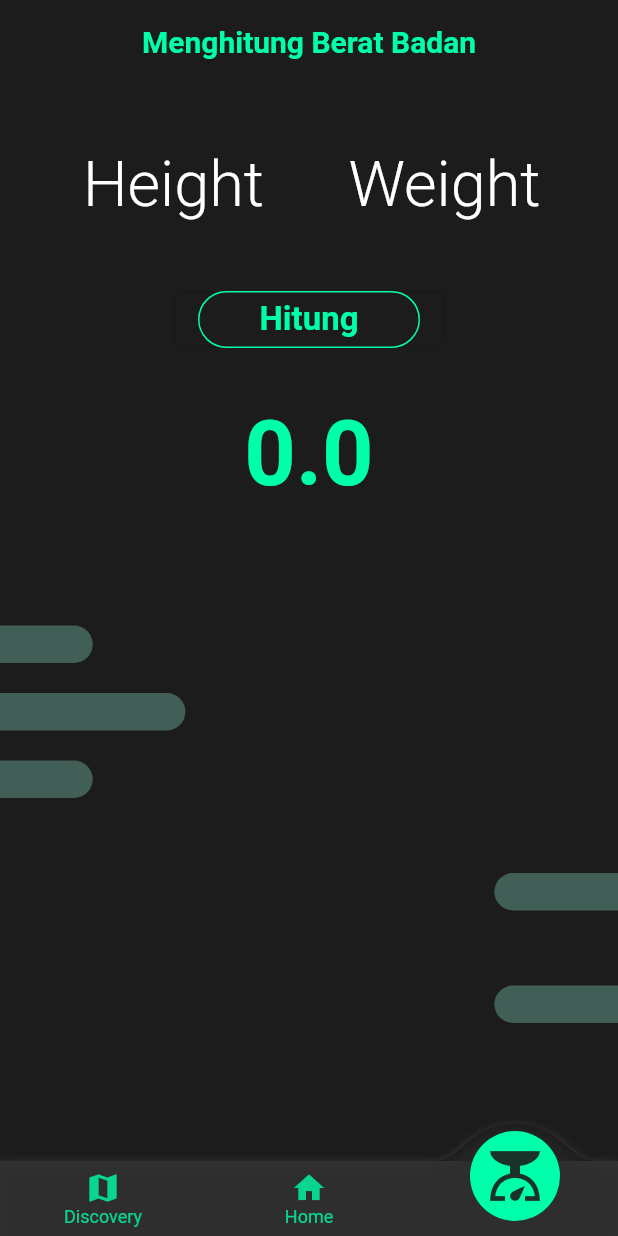
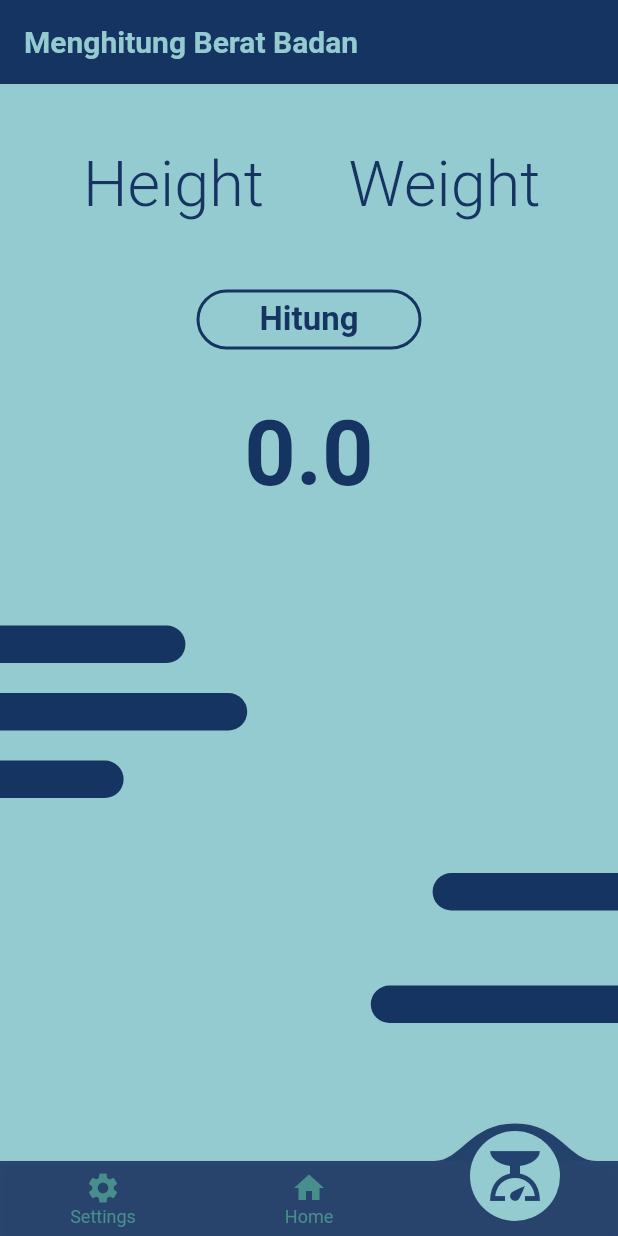
Before and after one commit to AlfianMRY/mini-project-flutter, a Flutter app: the screen it shows once a user with an empty profile is signed in, item 3 of the bottom bar chosen, after a tap on "Hitung", on a phone screen of 412 x 824 dp. Run offline on Flutter 3.47's test engine with Material 2 defaults, Android fonts, the phone set to English and light mode, and no system bars; drawn by our look-alikes of convex_bottom_bar; our stand-ins replace cloud_firestore, email_validator, firebase_auth, firebase_core; accounts and stored records are empty; network calls fail.

```diff
--- a/lib/constants/app_constant.dart
+++ b/lib/constants/app_constant.dart
@@ -1,8 +1,11 @@
 import 'package:flutter/material.dart';
 
-final Color mainColor = Color.fromRGBO(28, 28, 28, 1);
-final Color secondColor = Color.fromRGBO(0, 255, 171, 1);
-final Color primaryColor = Color(0xff425F57);
-final Color primaryBgColor = Color(0xffA8E890);
-final Color secondaryColor = Color(0xffCFFF8D);
-final Color secondaryBgColor = Color(0xff749F82);
+// final Color mainColor = Color.fromRGBO(28, 28, 28, 1);
+// final Color mainColor = Color(0xff191A19);
+// final Color secondColor = Color(0xff4E9F3D);
+// final Color secondColor = Color.fromRGBO(0, 255, 171, 1);
+final Color primaryColor = Color(0xff153462);
+final Color primaryBgColor = Color.fromARGB(255, 148, 203, 209);
+final Color secondaryColor = Color.fromARGB(255, 148, 203, 209);
+final Color secondaryBgColor = Color(0xff153462);
+final Color thirdBgColor = Color(0xff4FA095);
--- a/lib/screens/bmi.dart
+++ b/lib/screens/bmi.dart
@@ -1,7 +1,9 @@
 import 'package:mini_project/constants/app_constant.dart';
 import 'package:flutter/material.dart';
 import 'package:mini_project/widgets/left_bar.dart';
+import 'package:mini_project/widgets/list_sports.dart';
 import 'package:mini_project/widgets/right_bar.dart';
+import 'package:cloud_firestore/cloud_firestore.dart';
 
 class BmiApp extends StatefulWidget {
   const BmiApp({Key? key}) : super(key: key);
@@ -19,16 +21,20 @@ class _BmiAppState extends State<BmiApp> {
 
   @override
   Widget build(BuildContext context) {
+    CollectionReference sports =
+        FirebaseFirestore.instance.collection('olahraga');
+    final kardio = sports.where('jenis', isEqualTo: 'Kardio');
+    final nonKardio = sports.where('jenis', isEqualTo: 'Resistance');
     return Scaffold(
-      backgroundColor: mainColor,
+      backgroundColor: primaryBgColor,
       appBar: AppBar(
         title: Text(
           'Menghitung Berat Badan',
-          style: TextStyle(color: secondColor, fontWeight: FontWeight.bold),
+          style: TextStyle(color: secondaryColor, fontWeight: FontWeight.bold),
         ),
-        backgroundColor: Colors.transparent,
+        backgroundColor: secondaryBgColor,
         elevation: 0,
-        centerTitle: true,
+        // centerTitle: true,
       ),
       body: SingleChildScrollView(
         child: Column(
@@ -45,7 +51,7 @@ class _BmiAppState extends State<BmiApp> {
                     style: TextStyle(
                       fontSize: 42,
                       fontWeight: FontWeight.w600,
-                      color: secondColor,
+                      color: primaryColor,
                     ),
                     keyboardType: TextInputType.number,
                     decoration: InputDecoration(
@@ -54,7 +60,7 @@ class _BmiAppState extends State<BmiApp> {
                         hintStyle: TextStyle(
                           fontSize: 42,
                           fontWeight: FontWeight.w300,
-                          color: Colors.white,
+                          color: primaryColor,
                         )),
                   ),
                 ),
@@ -66,7 +72,7 @@ class _BmiAppState extends State<BmiApp> {
                     style: TextStyle(
                       fontSize: 42,
                       fontWeight: FontWeight.w600,
-                      color: secondColor,
+                      color: primaryColor,
                     ),
                     keyboardType: TextInputType.number,
                     decoration: InputDecoration(
@@ -75,14 +81,14 @@ class _BmiAppState extends State<BmiApp> {
                         hintStyle: TextStyle(
                           fontSize: 42,
                           fontWeight: FontWeight.w300,
-                          color: Colors.white,
+                          color: primaryColor,
                         )),
                   ),
                 ),
               ],
             ),
             SizedBox(height: 30),
-            OutlinedButton(
+            MaterialButton(
               onPressed: () {
                 double _h = double.parse(_heightController.text);
                 double _w = double.parse(_weightController.text);
@@ -111,13 +117,13 @@ class _BmiAppState extends State<BmiApp> {
                 decoration: BoxDecoration(
                   color: Colors.transparent,
                   borderRadius: BorderRadius.circular(20),
-                  border: Border.all(color: secondColor),
+                  border: Border.all(color: primaryColor, width: 2),
                 ),
                 child: Text(
                   'Hitung',
                   style: TextStyle(
                     fontSize: 22,
-                    color: secondColor,
+                    color: primaryColor,
                     fontWeight: FontWeight.bold,
                   ),
                 ),
@@ -129,7 +135,7 @@ class _BmiAppState extends State<BmiApp> {
                 _hasil.toStringAsFixed(1),
                 style: TextStyle(
                   fontSize: 60,
-                  color: secondColor,
+                  color: primaryColor,
                   fontWeight: FontWeight.bold,
                 ),
               ),
@@ -137,27 +143,46 @@ class _BmiAppState extends State<BmiApp> {
             SizedBox(height: 30),
             Visibility(
               visible: _textHasil.isNotEmpty,
-              child: Container(
-                child: Text(
-                  _textHasil,
-                  style: TextStyle(
-                    fontSize: 32,
-                    color: secondColor,
-                    fontWeight: FontWeight.w400,
-                  ),
+              child: SingleChildScrollView(
+                child: Column(
+                  children: [
+                    Text(
+                      _textHasil,
+                      style: TextStyle(
+                        fontSize: 32,
+                        color: primaryColor,
+                        fontWeight: FontWeight.w400,
+                      ),
+                    ),
+                    Visibility(
+                      visible: _textHasil == 'Berat Anda Berlebih',
+                      child: List_Sports(
+                        sports: kardio,
+                        title: 'Olahraga Kardio',
+                      ),
+                    ),
+                    Visibility(
+                      visible: _textHasil == 'Berat Anda Kurang',
+                      child: List_Sports(
+                        sports: nonKardio,
+                        title: 'Olahraga WorkOut',
+                      ),
+                    )
+                  ],
                 ),
               ),
             ),
             SizedBox(height: 50),
-            LeftBar(barWidth: MediaQuery.of(context).size.width * 0.15),
-            SizedBox(height: 20),
             LeftBar(barWidth: MediaQuery.of(context).size.width * 0.3),
             SizedBox(height: 20),
-            LeftBar(barWidth: MediaQuery.of(context).size.width * 0.15),
+            LeftBar(barWidth: MediaQuery.of(context).size.width * 0.4),
+            SizedBox(height: 20),
+            LeftBar(barWidth: MediaQuery.of(context).size.width * 0.2),
             SizedBox(height: 50),
-            RightBar(barWidth: MediaQuery.of(context).size.width * 0.2),
+            RightBar(barWidth: MediaQuery.of(context).size.width * 0.3),
             SizedBox(height: 50),
-            RightBar(barWidth: MediaQuery.of(context).size.width * 0.2),
+            RightBar(barWidth: MediaQuery.of(context).size.width * 0.4),
+            SizedBox(height: 20)
           ],
         ),
       ),
--- a/lib/screens/home.dart
+++ b/lib/screens/home.dart
@@ -3,6 +3,7 @@ import 'package:convex_bottom_bar/convex_bottom_bar.dart';
 import 'package:mini_project/constants/app_constant.dart';
 import 'package:mini_project/screens/bmi.dart';
 import 'package:mini_project/screens/landing.dart';
+import 'package:mini_project/screens/settings_page.dart';
 
 class HomePage extends StatefulWidget {
   const HomePage({Key? key}) : super(key: key);
@@ -17,9 +18,7 @@ class _HomePageState extends State<HomePage> {
   @override
   Widget build(BuildContext context) {
     List<Widget> bodyPages = [
-      Center(
-        child: Text('Page kiri'),
-      ),
+      SettingsPage(),
       LandingPage(),
       BmiApp(),
     ];
@@ -29,11 +28,11 @@ class _HomePageState extends State<HomePage> {
       bottomNavigationBar: ConvexAppBar(
         shadowColor: Colors.white,
         initialActiveIndex: 1,
-        activeColor: secondColor,
-        color: secondColor.withOpacity(0.8),
-        backgroundColor: mainColor.withOpacity(.9),
+        activeColor: primaryBgColor,
+        color: thirdBgColor.withOpacity(0.8),
+        backgroundColor: primaryColor.withOpacity(.9),
         items: [
-          TabItem(icon: Icons.map, title: 'Discovery'),
+          TabItem(icon: Icons.settings, title: 'Settings'),
           TabItem(icon: Icons.home, title: 'Home'),
           TabItem(icon: Icons.scale, title: 'Timbangan'),
         ],
--- a/lib/screens/landing.dart
+++ b/lib/screens/landing.dart
@@ -3,6 +3,7 @@ import 'package:mini_project/constants/app_constant.dart';
 import 'package:firebase_auth/firebase_auth.dart';
 import 'package:cloud_firestore/cloud_firestore.dart';
 import '../widgets/list_sports.dart';
+import '../widgets/card_user.dart';
 
 class LandingPage extends StatelessWidget {
   const LandingPage({super.key});
@@ -16,21 +17,24 @@ class LandingPage extends StatelessWidget {
     final nonKardio = sports.where('jenis', isEqualTo: 'Resistance');
 
     return Scaffold(
-      backgroundColor: mainColor,
+      backgroundColor: primaryBgColor,
       appBar: AppBar(
-        backgroundColor: secondColor,
+        backgroundColor: secondaryBgColor,
         title: Text(
           'Home Page',
-          style: TextStyle(color: mainColor, fontWeight: FontWeight.bold),
+          style: TextStyle(color: secondaryColor, fontWeight: FontWeight.bold),
         ),
       ),
       endDrawer: Drawer(
-        backgroundColor: secondColor,
+        backgroundColor: primaryColor,
         child: ListView(
           children: <Widget>[
+            Container(
+              height: 30,
+            ),
             DrawerHeader(
               decoration: BoxDecoration(
-                color: Colors.blue,
+                color: thirdBgColor,
               ),
               child: Column(
                 crossAxisAlignment: CrossAxisAlignment.start,
@@ -40,23 +44,12 @@ class LandingPage extends StatelessWidget {
                     style: TextStyle(color: Colors.white, fontSize: 32),
                   ),
                   SizedBox(height: 20),
-                  Text('${user.email}'),
+                  Text(
+                    '${user.email}',
+                    style: TextStyle(fontSize: 16, fontWeight: FontWeight.w500),
+                  ),
                 ],
               ),
-            ),
-            ListTile(
-              leading: Icon(Icons.shopping_cart),
-              title: Text('Checkout'),
-              onTap: () {
-                Navigator.pushNamed(context, '/home');
-              },
-            ),
-            ListTile(
-              leading: Icon(Icons.report),
-              title: Text('Transactions'),
-              onTap: () {
-                Navigator.pushNamed(context, '/transactionsList');
-              },
             ),
             Container(
               child: ElevatedButton.icon(
@@ -76,17 +69,27 @@ class LandingPage extends StatelessWidget {
       body: SingleChildScrollView(
         child: Column(
           children: [
+            Container(
+              // height: 200,
+              margin: EdgeInsets.symmetric(vertical: 20, horizontal: 10),
+              decoration: BoxDecoration(
+                color: secondaryBgColor.withOpacity(0.9),
+                borderRadius: BorderRadius.circular(10),
+              ),
+              child: CardUser(user: user),
+            ),
             List_Sports(
               sports: kardio,
               title: 'Olahraga Kardio',
             ),
             SizedBox(
-              height: 200,
+              height: 30,
             ),
             List_Sports(
               sports: nonKardio,
-              title: 'Olahraga Kardio',
+              title: 'Olahraga WorkOut',
             ),
+            SizedBox(height: 20)
           ],
         ),
       ),
--- a/lib/screens/sign_in.dart
+++ b/lib/screens/sign_in.dart
@@ -88,7 +88,7 @@ class _SignInState extends State<SignIn> {
                     ),
                     label: Text(
                       'Sign In',
-                      style: TextStyle(fontSize: 24, color: secondColor),
+                      style: TextStyle(fontSize: 24, color: secondaryColor),
                     ),
                   ),
                   SizedBox(height: 10),
--- a/lib/screens/splash.dart
+++ b/lib/screens/splash.dart
@@ -29,7 +29,9 @@ class _SplashState extends State<Splash> {
 
   @override
   Widget build(BuildContext context) {
-    return Center(
+    return Scaffold(
+      backgroundColor: primaryBgColor,
+      body: Center(
         child: Column(
           mainAxisAlignment: MainAxisAlignment.spaceEvenly,
           children: [
@@ -45,12 +47,14 @@ class _SplashState extends State<Splash> {
               ),
             ),
             Container(
+              padding: EdgeInsets.symmetric(horizontal: 10),
+              child: Center(
                 child: Column(
                   children: [
                     Text(
                       'Mini Project',
                       style: TextStyle(
-                    fontSize: 50,
+                        fontSize: 48,
                         fontWeight: FontWeight.bold,
                         color: primaryColor,
                         decoration: TextDecoration.none,
@@ -68,6 +72,7 @@ class _SplashState extends State<Splash> {
                   ],
                 ),
               ),
+            ),
             Container(
               child: Column(
                 children: [
@@ -79,6 +84,7 @@ class _SplashState extends State<Splash> {
             ),
           ],
         ),
+      ),
     );
   }
 }
--- /dev/null
+++ b/lib/widgets/card_user.dart
@@ -0,0 +1,73 @@
+import 'package:flutter/material.dart';
+import 'package:mini_project/screens/bmi.dart';
+import 'package:firebase_auth/firebase_auth.dart';
+import '../constants/app_constant.dart';
+
+class CardUser extends StatelessWidget {
+  const CardUser({
+    Key? key,
+    required this.user,
+  }) : super(key: key);
+
+  final User user;
+
+  @override
+  Widget build(BuildContext context) {
+    return Padding(
+      padding: const EdgeInsets.all(20),
+      child: Column(
+        children: [
+          Row(
+            children: [
+              Container(
+                margin: EdgeInsets.all(10),
+                child: CircleAvatar(
+                  child: Icon(Icons.person),
+                  minRadius: 30,
+                ),
+              ),
+              Padding(
+                padding: const EdgeInsets.symmetric(horizontal: 20),
+                child: Column(
+                  mainAxisAlignment: MainAxisAlignment.center,
+                  children: [
+                    Text(
+                      '${user.email}',
+                      style: TextStyle(
+                        fontWeight: FontWeight.bold,
+                        fontSize: 22,
+                        color: secondaryColor,
+                      ),
+                    )
+                  ],
+                ),
+              )
+            ],
+          ),
+          SizedBox(height: 20),
+          Text(
+            'Sudahkah Berat Badan Anda Ideal Hari Ini?',
+            style: TextStyle(
+              fontWeight: FontWeight.bold,
+              fontSize: 14,
+              color: secondaryColor,
+            ),
+          ),
+          ElevatedButton(
+              style: ButtonStyle(
+                backgroundColor: MaterialStatePropertyAll(thirdBgColor),
+              ),
+              onPressed: () {
+                Navigator.push(
+                  context,
+                  MaterialPageRoute(
+                    builder: (context) => BmiApp(),
+                  ),
+                );
+              },
+              child: Text('Cek Sekarang!'))
+        ],
+      ),
+    );
+  }
+}
--- a/lib/widgets/list_sports.dart
+++ b/lib/widgets/list_sports.dart
@@ -1,5 +1,7 @@
 import 'package:flutter/material.dart';
 import 'package:cloud_firestore/cloud_firestore.dart';
+import 'package:mini_project/constants/app_constant.dart';
+import 'package:mini_project/screens/detail_page.dart';
 
 class List_Sports extends StatelessWidget {
   const List_Sports({Key? key, required this.sports, required this.title})
@@ -10,63 +12,99 @@ class List_Sports extends StatelessWidget {
 
   @override
   Widget build(BuildContext context) {
-    return FutureBuilder<QuerySnapshot<Object?>>(
-        future: sports.get(),
+    return StreamBuilder<QuerySnapshot<Object?>>(
+        stream: sports.snapshots(),
         // future: Olahraga.allData(),
         builder: (context, snapshot) {
-          if (snapshot.connectionState == ConnectionState.done) {
+          if (snapshot.connectionState == ConnectionState.active) {
             var data = snapshot.data!.docs;
             return SingleChildScrollView(
               child: Column(
+                crossAxisAlignment: CrossAxisAlignment.start,
                 children: [
-                  SizedBox(
+                  Container(
+                    padding: EdgeInsets.only(left: 10),
                     height: 50,
-                    child: Center(
-                      child: Text(
-                        '$title',
-                        style: TextStyle(color: Colors.white),
+                    child: Text(
+                      textAlign: TextAlign.start,
+                      '$title',
+                      style: TextStyle(
+                        color: primaryColor,
+                        fontWeight: FontWeight.bold,
+                        fontSize: 20,
                       ),
                     ),
                   ),
-                  SizedBox(
-                    height: 250,
+                  Container(
+                    height: 295,
                     child: ListView.builder(
                       itemCount: data.length,
                       scrollDirection: Axis.horizontal,
                       itemBuilder: (context, index) => Container(
+                        decoration: BoxDecoration(
+                          borderRadius: BorderRadius.circular(10),
+                          color: secondaryBgColor,
+                        ),
                         width: MediaQuery.of(context).size.width * 0.4,
                         margin: EdgeInsets.all(10),
                         child: Column(
                           children: [
-                            Image.network(
-                              '${data[index].get('foto')}',
+                            ClipRRect(
+                              borderRadius: BorderRadius.circular(10),
+                              child: Image.network(
+                                '${data[index].get('foto')}',
+                              ),
                             ),
                             Container(
                               padding: EdgeInsets.symmetric(
-                                  horizontal: 5, vertical: 10),
+                                  horizontal: 10, vertical: 10),
                               child: Column(
                                 children: [
-                                  Text('${data[index].get('nama')}'),
+                                  Text(
+                                    '${data[index].get('nama')}',
+                                    style: TextStyle(
+                                        color: Colors.white,
+                                        fontWeight: FontWeight.bold,
+                                        fontSize: 16),
+                                  ),
                                   Text(
                                     '${data[index].get('detail')}',
+                                    style: TextStyle(color: secondaryColor),
                                     maxLines: 4,
                                     overflow: TextOverflow.ellipsis,
-                                    textAlign: TextAlign.justify,
+                                    textAlign: TextAlign.start,
+                                  ),
+                                  MaterialButton(
+                                    color: thirdBgColor,
+                                    onPressed: () {
+                                      Navigator.push(
+                                        context,
+                                        MaterialPageRoute(
+                                          builder: (context) =>
+                                              DetailPage(id: data[index].id),
+                                        ),
+                                      );
+                                      print('id : ${data[index].id}');
+                                      var id = data[index];
+                                      print('Data : ${id}');
+                                    },
+                                    child: Text(
+                                      'Detail',
+                                      style: TextStyle(color: Colors.white),
+                                    ),
                                   ),
                                 ],
                               ),
                             ),
                           ],
                         ),
-                        color: Colors.green,
                       ),
                     ),
                   ),
                 ],
               ),
             );
-          }
-          {
+          } else {
             return Center(child: CircularProgressIndicator());
           }
         });
```
Also changed, not shown: lib/screens/detail_page.dart (added, +85 -0 lines), lib/screens/settings_page.dart (added, +99 -0 lines). Lines whose indentation alone changed are shown as unchanged.
